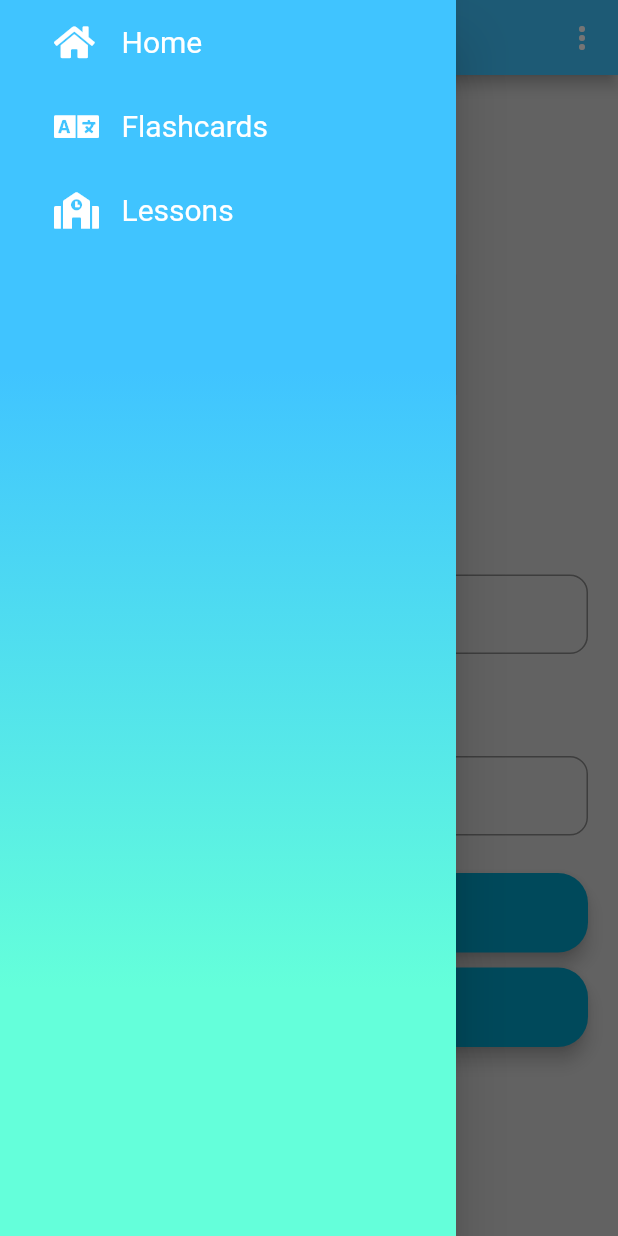
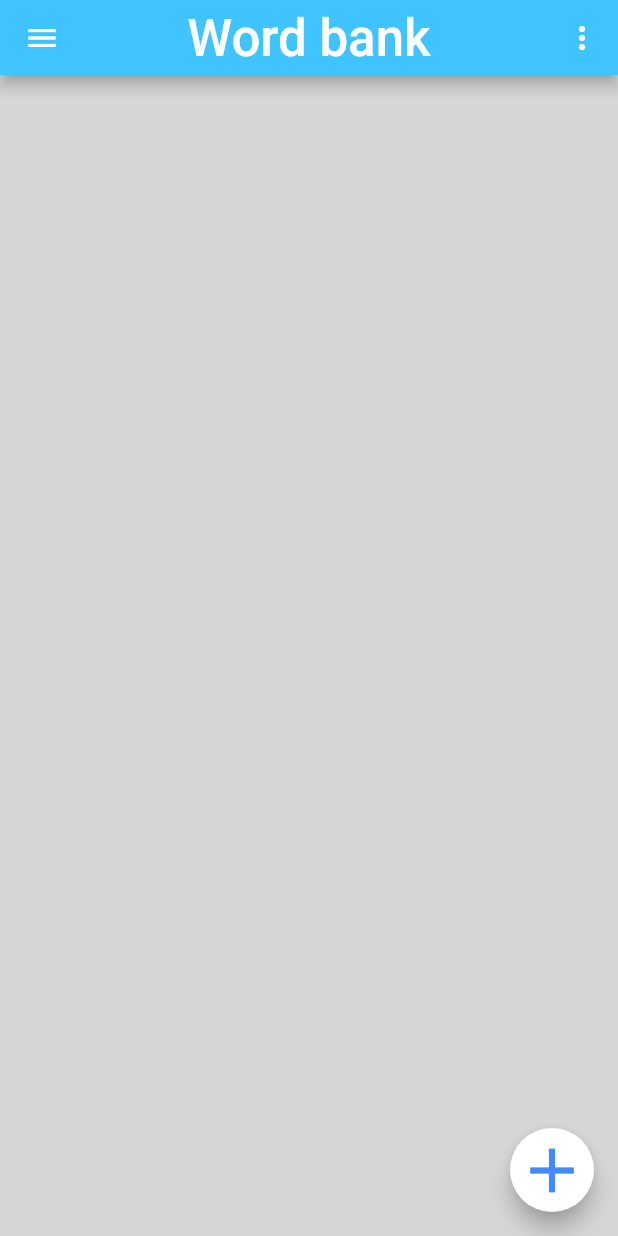
Before and after one commit to olaziobrowska/Mobile-application-supporting-language-learning, a Flutter app: the HomeView screen opened by its route, in the side drawer, after a tap on "Flashcards", on a phone screen of 412 x 824 dp. Run offline on Flutter 3.47's test engine with Material 2 defaults, Android fonts, the phone set to English and light mode, and no system bars; our stand-ins replace cloud_firestore, firebase_auth, firebase_messaging, font_awesome_flutter, get_it; missing offline and left inert: translator, uiblock; accounts and stored records are empty; Roboto replaces fonts that are missing (Montserrat).

Commit message:
Rebase with base views. Basic flashcardgroup and flashcard functionality

```diff
--- a/language_app/lib/app.dart
+++ b/language_app/lib/app.dart
@@ -3,6 +3,8 @@ import 'package:language_app/utils/routes/routes.dart';
 import 'package:language_app/views/home_view/homeView.dart';
 import 'package:language_app/views/lessons_view/lessonsView.dart';
 import 'package:language_app/views/notes_view/notesView.dart';
+import 'package:language_app/views/flashcards_views/flashcardGroupsView.dart';
+import 'package:language_app/views/flashcards_views/flashcardsView.dart';
 import 'package:language_app/views/progress_view/progressView.dart';
 import 'package:language_app/views/register_view/registerView.dart';
 import 'package:language_app/views/reset_password_view/resetPasswordView.dart';
@@ -40,6 +42,10 @@ class App extends StatelessWidget {
             return MaterialPageRoute(builder: (context) => ResetPasswordView());
           case 'progressView':
             return MaterialPageRoute(builder: (context) => ProgressView());
+          case 'flashcardGroupsView':
+            return MaterialPageRoute(builder: (context) => FlashcardGroupsView());
+          case 'flashcardsView':
+            return MaterialPageRoute(builder: (context) => FlashcardView());
         }
       },
     );
--- a/language_app/lib/components/appbar/appbar.dart
+++ b/language_app/lib/components/appbar/appbar.dart
@@ -10,11 +10,13 @@ class MainAppBar extends StatelessWidget {
   @override
   Widget build(BuildContext context) {
     return AppBar(
-      title: Text(code.text, style: appbarTextStyle),
+      title:
+          Text(code.text, style: appbarTextStyle, textAlign: TextAlign.center),
+      centerTitle: true,
       actions: <Widget>[
         PopupMenuButton<String>(
           onSelected: (choice) {
-            code.onSelectedAppbarSideOption(choice,context);
+            code.onSelectedAppbarSideOption(choice, context);
           },
           itemBuilder: (BuildContext context) {
             return code.buildAppbarChoices(context);
--- a/language_app/lib/components/drawer/code/drawerCode.dart
+++ b/language_app/lib/components/drawer/code/drawerCode.dart
@@ -25,7 +25,7 @@ class DrawerCode extends ChangeNotifier {
           text: "Flashcards",
           icon: FontAwesomeIcons.language,
           onTap: () {
-            _navigationService.navigateTo("Flashcards", []);
+            _navigationService.navigateTo("flashcardGroupsView", []);
           }),
       DrawerListTile(
           text: "Lessons",
--- a/language_app/lib/services/userService.dart
+++ b/language_app/lib/services/userService.dart
@@ -43,6 +43,7 @@ class UserService {
     List result;
     result = await _authenticationTools.logIn(email, password);
     if (result[0] == null) return [result[1], null];
+    AppStorage.loggedInUser = await getLoggedInUser();
     return [result[0].uid, "Success"];
   }
 
--- /dev/null
+++ b/language_app/lib/views/flashcards_views/code/flashcardsViewsCode.dart
@@ -0,0 +1,95 @@
+import 'package:flutter/cupertino.dart';
+import 'package:flutter/material.dart';
+import 'package:language_app/services/flashcardService.dart';
+import 'package:language_app/utils/routes/routes.dart';
+import 'package:language_app/view_models/errorViewModel.dart';
+import 'package:language_app/view_models/flashcards/flashcardGroupViewModel.dart';
+import 'package:language_app/view_models/flashcards/flashcardViewModel.dart';
+
+class FlashcardsViewsCode extends ChangeNotifier {
+  FlashcardsViewsCode._();
+  static final FlashcardsViewsCode instance = FlashcardsViewsCode._();
+  final FlashcardService _service = FlashcardService.instance;
+  final NavigationService _navigationService = locator<NavigationService>();
+
+  bool errorOccurred = false;
+  String errorMessage = "";
+
+  List<FlashcardGroupViewModel> usersGroups = [];
+  List<FlashcardViewModel> displayedFlashcards = [];
+  FlashcardGroupViewModel selectedGroup;
+
+  String newFlashcardGroupInput = "";
+  String newFlashcardWordInput = "";
+  String newFlashcardTranslatedInput = "";
+
+
+  Future<void> fetchUserFlashcardGroups() async {
+    try{
+      usersGroups = await _service.getUsersFlashcardGroups();
+    } on ErrorViewModel catch(e){
+      errorOccurred = true;
+      errorMessage = e.message;
+    } catch(e){
+      errorOccurred = true;
+      errorMessage = e.toString();
+    }
+    notifyListeners();
+  }
+
+  Future<void> fetchGroupFlashcards() async {
+    try {
+      displayedFlashcards = await _service.getFlashcardsInGroup(selectedGroup.id);
+    }on ErrorViewModel catch(e){
+      errorOccurred = true;
+      errorMessage = e.message;
+    } catch(e){
+      errorOccurred = true;
+      errorMessage = e.toString();
+    }
+    notifyListeners();
+  }
+
+  navigateToFlashcards(FlashcardGroupViewModel groupViewModel){
+    selectedGroup = groupViewModel;
+    _navigationService.navigateTo("flashcardsView", []);
+  }
+
+  addNewFlashcardGroup() async {
+    try{
+      await _service.addFlashcardGroup(newFlashcardGroupInput);
+      await fetchUserFlashcardGroups();
+      newFlashcardGroupInput = "";
+    } on ErrorViewModel catch(e){
+      errorOccurred = true;
+      errorMessage = e.message;
+    } catch(e){
+      errorOccurred = true;
+      errorMessage = e.toString();
+    }
+    notifyListeners();
+  }
+
+  addNewFlashcard() async {
+    try {
+      await _service.addFlashcardByGroupID(newFlashcardWordInput, newFlashcardTranslatedInput, selectedGroup.id);
+      await fetchGroupFlashcards();
+      newFlashcardWordInput = "";
+      newFlashcardTranslatedInput = "";
+    }on ErrorViewModel catch(e){
+      errorOccurred = true;
+      errorMessage = e.message;
+    } catch(e){
+      errorOccurred = true;
+      errorMessage = e.toString();
+    }
+    notifyListeners();
+  }
+
+  Widget logErrorSnackBar() {
+    if(!errorOccurred) return Container();
+    errorOccurred = false;
+    return SnackBar(content: Text(errorMessage));
+  }
+
+}
--- /dev/null
+++ b/language_app/lib/views/flashcards_views/code/flashcardsViewsStyle.dart
@@ -0,0 +1,25 @@
+import 'package:flutter/material.dart';
+
+//textstyles
+TextStyle headerTextStyle = TextStyle(fontFamily: 'Montserrat', fontSize: 26.0);
+TextStyle inputTextStyle =
+    TextStyle(fontFamily: 'Montserrat', fontSize: 16.0, color: Colors.white);
+
+//paddings
+const enterPadding = EdgeInsets.fromLTRB(15, 5, 15, 5);
+const leftTextPadding = EdgeInsets.only(left: 50.0);
+
+//texts
+const kFlashcardGroupsTitle = "Word bank";
+kFlashcardsTitle(String groupName) => "Flashcards in $groupName";
+
+//colors
+const kFloatingButtonBackgroundColor = Colors.white;
+const kFloatingButtonIconColor = Colors.blueAccent;
+
+//other
+const kTileHeight = 50.0;
+const kAppbarHeight = Size.fromHeight(50.0);
+const kFloatingButtonSize = 50.0;
+const kFloatingButtonIcon =
+    Icon(Icons.add, color: kFloatingButtonIconColor, size: kFloatingButtonSize);
--- /dev/null
+++ b/language_app/lib/views/flashcards_views/flashcardGroupsView.dart
@@ -0,0 +1,76 @@
+import 'package:flutter/cupertino.dart';
+import 'package:flutter/material.dart';
+import 'package:language_app/components/appbar/appbar.dart';
+import 'package:language_app/components/appbar/code/appbarCode.dart';
+import 'package:language_app/components/drawer/drawer.dart';
+import 'package:language_app/utils/routes/routes.dart';
+import 'package:language_app/views/flashcards_views/code/flashcardsViewsCode.dart';
+import 'package:language_app/views/flashcards_views/subcomponents/flashGroupAddSheet.dart';
+import 'package:language_app/views/flashcards_views/subcomponents/flashcardGroupTile.dart';
+import 'package:provider/provider.dart';
+
+import 'code/flashcardsViewsStyle.dart';
+
+class FlashcardGroupsView extends StatefulWidget {
+  static final String id = "flashcardGroupsView";
+
+  FlashcardGroupsView({Key key, this.title}) : super(key: key);
+
+  final String title;
+
+  @override
+  _FlashcardGroupsViewState createState() => _FlashcardGroupsViewState();
+}
+
+class _FlashcardGroupsViewState extends State<FlashcardGroupsView>{
+  final FlashcardsViewsCode _code = FlashcardsViewsCode.instance;
+  @override
+  void initState() {
+    super.initState();
+    _code.fetchUserFlashcardGroups();
+  }
+  @override
+  Widget build(BuildContext context) {
+    return ChangeNotifierProvider.value(
+      value: _code,
+      child: Consumer<FlashcardsViewsCode>(
+        builder: (context,code,child) => Scaffold(
+          appBar: PreferredSize(
+            preferredSize: kAppbarHeight,
+            child: MainAppBar(code: AppbarCode.New(kFlashcardGroupsTitle)),
+          ),
+          drawer: MainDrawer(),
+          floatingActionButton: FloatingActionButton(
+            backgroundColor: kFloatingButtonBackgroundColor,
+            child: kFloatingButtonIcon,
+            onPressed: () => showModalBottomSheet(
+              isScrollControlled: true,
+              context: context,
+              builder: (context) {
+                return FlashcardGroupAddSheet();
+              },
+            ),
+          ),
+          body: Stack(
+            children: [
+            Column(
+                crossAxisAlignment:
+                CrossAxisAlignment.center,
+                mainAxisAlignment: MainAxisAlignment.start,
+                children: [
+                  ListView.builder(
+                      itemCount: _code.usersGroups.length,
+                      shrinkWrap: true,
+                      physics: ClampingScrollPhysics(),
+                      itemBuilder: (context,index) {
+                      return FlashcardGroupTile(_code.usersGroups[index]);
+                  })
+                  ]
+            )]
+            ),
+          ),
+        ),
+      );
+  }
+
+}
--- a/language_app/lib/views/login_view/loginView.dart
+++ b/language_app/lib/views/login_view/loginView.dart
@@ -8,6 +8,7 @@ import 'package:language_app/view_models/userViewModel.dart';
 import 'loginViewStyle.dart';
 
 class LoginView extends StatefulWidget {
+  static final String id = "flashGroupView";
   final NavigationService _navigationService = locator<NavigationService>();
 
   LoginView({Key key, this.title}) : super(key: key);
@@ -31,7 +32,7 @@ class _LoginViewState extends State<LoginView> {
     List loginResults = await _userService.logIn(emailController.text, passwordController.text);
     if (loginResults[1] == "Success") {
       UserViewModel u = await _userService.getLoggedInUser();
-      showAlertDialog(context, "Success", "Hello " + u.name, null);
+      showAlertDialog(context, "Success", "Hello " + u.name, "homeView");
       // route to navigate
       //widget._navigationService.navigateTo('REPLACE_ME', 0);
     } else {
--- a/language_app/pubspec.yaml
+++ b/language_app/pubspec.yaml
@@ -32,12 +32,13 @@ dependencies:
   firebase_storage: ^3.1.5
   translator: ^0.1.5
   provider: ^4.0.5+1
-  font_awesome_flutter: ^8.8.1
   file_picker: ^1.12.0
+  uiblock: ^0.1.0
 
   # The following adds the Cupertino Icons font to your application.
   # Use with the CupertinoIcons class for iOS style icons.
   cupertino_icons: ^1.0.0
+  font_awesome_flutter: ^8.8.1
 
 dev_dependencies:
   flutter_test:
```
Also changed, not shown: language_app/lib/views/flashcards_views/flashcardsView.dart (added, +79 -0 lines), language_app/lib/views/flashcards_views/subcomponents/flashGroupAddSheet.dart (added, +91 -0 lines), language_app/lib/views/flashcards_views/subcomponents/flashcardAddSheet.dart (added, +105 -0 lines), language_app/lib/views/flashcards_views/subcomponents/flashcardGroupTile.dart (added, +41 -0 lines), language_app/lib/views/flashcards_views/subcomponents/flashcardTile.dart (added, +42 -0 lines).
